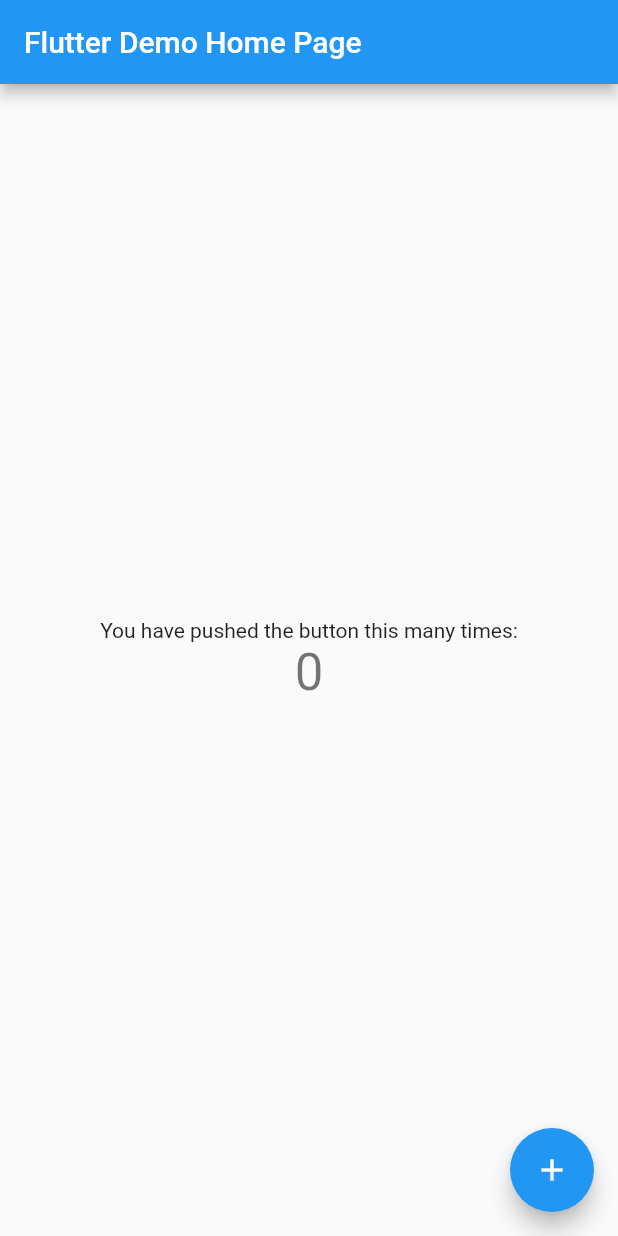
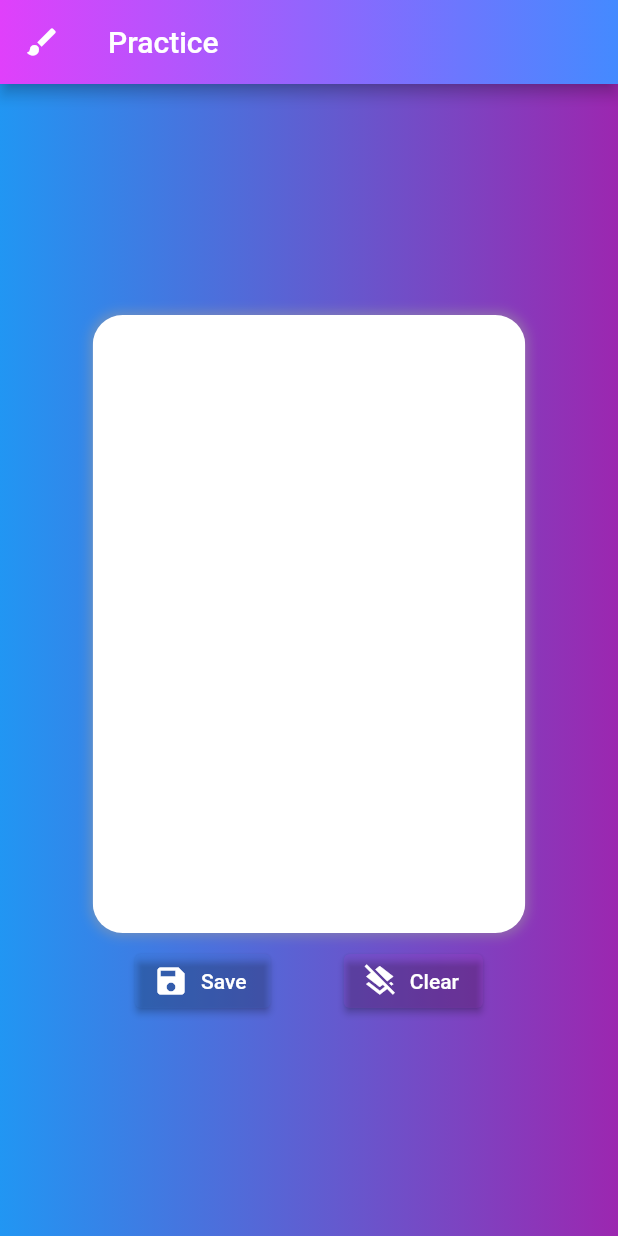
Before and after one commit to Yonas1926/Improve-My-Handwriting-MobileApplication, a Flutter app: the screen it shows after launch, on a phone screen of 412 x 824 dp. Run offline on Flutter 3.47's test engine with Material 2 defaults, Android fonts, the light colour scheme and no system bars.

Commit message:
phase one of the app

```diff
--- a/imporve_my_handwriting_app/lib/main.dart
+++ b/imporve_my_handwriting_app/lib/main.dart
@@ -1,4 +1,5 @@
 import 'package:flutter/material.dart';
+import 'package:imporve_my_handwriting_app/screens/Practice_page.dart';
 
 void main() {
   runApp(const MyApp());
@@ -7,109 +8,14 @@
 class MyApp extends StatelessWidget {
   const MyApp({Key? key}) : super(key: key);
 
-  // This widget is the root of your application.
+
+
   @override
   Widget build(BuildContext context) {
     return MaterialApp(
-      title: 'Flutter Demo',
-      theme: ThemeData(
-        // This is the theme of your application.
-        //
-        // Try running your application with "flutter run". You'll see the
-        // application has a blue toolbar. Then, without quitting the app, try
-        // changing the primarySwatch below to Colors.green and then invoke
-        // "hot reload" (press "r" in the console where you ran "flutter run",
-        // or simply save your changes to "hot reload" in a Flutter IDE).
-        // Notice that the counter didn't reset back to zero; the application
-        // is not restarted.
-        primarySwatch: Colors.blue,
-      ),
-      home: const MyHomePage(title: 'Flutter Demo Home Page'),
+      title: "Improve My Handwriting!",
+      debugShowCheckedModeBanner: false,
+      home: PracticePage(),
     );
   }
 }
-
-class MyHomePage extends StatefulWidget {
-  const MyHomePage({Key? key, required this.title}) : super(key: key);
-
-  // This widget is the home page of your application. It is stateful, meaning
-  // that it has a State object (defined below) that contains fields that affect
-  // how it looks.
-
-  // This class is the configuration for the state. It holds the values (in this
-  // case the title) provided by the parent (in this case the App widget) and
-  // used by the build method of the State. Fields in a Widget subclass are
-  // always marked "final".
-
-  final String title;
-
-  @override
-  State<MyHomePage> createState() => _MyHomePageState();
-}
-
-class _MyHomePageState extends State<MyHomePage> {
-  int _counter = 0;
-
-  void _incrementCounter() {
-    setState(() {
-      // This call to setState tells the Flutter framework that something has
-      // changed in this State, which causes it to rerun the build method below
-      // so that the display can reflect the updated values. If we changed
-      // _counter without calling setState(), then the build method would not be
-      // called again, and so nothing would appear to happen.
-      _counter++;
-    });
-  }
-
-  @override
-  Widget build(BuildContext context) {
-    // This method is rerun every time setState is called, for instance as done
-    // by the _incrementCounter method above.
-    //
-    // The Flutter framework has been optimized to make rerunning build methods
-    // fast, so that you can just rebuild anything that needs updating rather
-    // than having to individually change instances of widgets.
-    return Scaffold(
-      appBar: AppBar(
-        // Here we take the value from the MyHomePage object that was created by
-        // the App.build method, and use it to set our appbar title.
-        title: Text(widget.title),
-      ),
-      body: Center(
-        // Center is a layout widget. It takes a single child and positions it
-        // in the middle of the parent.
-        child: Column(
-          // Column is also a layout widget. It takes a list of children and
-          // arranges them vertically. By default, it sizes itself to fit its
-          // children horizontally, and tries to be as tall as its parent.
-          //
-          // Invoke "debug painting" (press "p" in the console, choose the
-          // "Toggle Debug Paint" action from the Flutter Inspector in Android
-          // Studio, or the "Toggle Debug Paint" command in Visual Studio Code)
-          // to see the wireframe for each widget.
-          //
-          // Column has various properties to control how it sizes itself and
-          // how it positions its children. Here we use mainAxisAlignment to
-          // center the children vertically; the main axis here is the vertical
-          // axis because Columns are vertical (the cross axis would be
-          // horizontal).
-          mainAxisAlignment: MainAxisAlignment.center,
-          children: <Widget>[
-            const Text(
-              'You have pushed the button this many times:',
-            ),
-            Text(
-              '$_counter',
-              style: Theme.of(context).textTheme.headline4,
-            ),
-          ],
-        ),
-      ),
-      floatingActionButton: FloatingActionButton(
-        onPressed: _incrementCounter,
-        tooltip: 'Increment',
-        child: const Icon(Icons.add),
-      ), // This trailing comma makes auto-formatting nicer for build methods.
-    );
-  }
-}
--- /dev/null
+++ b/imporve_my_handwriting_app/lib/screens/Practice_page.dart
@@ -0,0 +1,210 @@
+import 'dart:ui';
+import 'package:flutter/material.dart';
+
+class PracticePage extends StatefulWidget {
+  const PracticePage({Key? key}) : super(key: key);
+
+  @override
+  State<PracticePage> createState() => _PracticePageState();
+}
+
+class _PracticePageState extends State<PracticePage> {
+  List<Offset> points = [];
+
+  @override
+  Widget build(BuildContext context) {
+    final double screenHeight = MediaQuery.of(context).size.height;
+    final double screenWidth = MediaQuery.of(context).size.width;
+
+    return Scaffold(
+      appBar: AppBar(
+        backgroundColor: Colors.white,
+        title: Text("Practice"),
+        leading: Icon(Icons.brush),
+        flexibleSpace: Container(
+          decoration: BoxDecoration(
+            gradient: LinearGradient(colors: [
+              Colors.purpleAccent,
+              Colors.blueAccent,
+            ]),
+          ),
+        ),
+      ),
+      body: Stack(
+        children: <Widget>[
+          Container(
+            decoration: BoxDecoration(
+              gradient: LinearGradient(
+                colors: [
+                  Colors.blue,
+                  Colors.purple,
+                ],
+              ),
+            ),
+          ),
+          Center(
+            child: SingleChildScrollView(
+              child: Column(
+                crossAxisAlignment: CrossAxisAlignment.center,
+                mainAxisAlignment: MainAxisAlignment.center,
+                children: <Widget>[
+                  Padding(
+                    padding: const EdgeInsets.all(8.0),
+                    child: Container(
+                      width: screenWidth * 0.70, // Work out the Size
+                      height: screenHeight *
+                          0.50, // Work out the Height by subtracting the height of the appbar.
+                      decoration: BoxDecoration(
+                          borderRadius: BorderRadius.all(Radius.circular(20.0)),
+                          boxShadow: [
+                            BoxShadow(
+                              color: Colors.grey.withOpacity(0.5),
+                              blurRadius: 6.0,
+                              spreadRadius: 1.5,
+                            )
+                          ]),
+                      child: GestureDetector(
+                        onPanDown: (details) {
+                          this.setState(() {
+                            points.add(details.localPosition);
+                            // points.add(DrawingArea(
+                            //     point: details.localPosition,
+                            //     areaPaint: Paint()
+                            //       ..strokeCap = StrokeCap.round
+                            //       ..isAntiAlias = true
+                            //       ..color = selectedColor
+                            //       ..strokeWidth = strokeWidth));
+                          });
+                        },
+                        onPanUpdate: (details) {
+                          this.setState(() {
+                            points.add(details.localPosition);
+                            // points.add(DrawingArea(
+                            //     point: details.localPosition,
+                            //     areaPaint: Paint()
+                            //       ..strokeCap = StrokeCap.round
+                            //       ..isAntiAlias = true
+                            //       ..color = selectedColor
+                            //       ..strokeWidth = strokeWidth));
+                          });
+                        },
+                        onPanEnd: (details) {
+                          this.setState(() {
+                            points.add(Offset.zero);
+                          });
+                        },
+                        child: SizedBox.expand(
+                          child: ClipRRect(
+                            borderRadius:
+                                BorderRadius.all(Radius.circular(20.0)),
+                            child: CustomPaint(
+                                size: Size(
+                                    screenWidth * 0.70, screenHeight * 0.50),
+                                isComplex: true,
+                                willChange: true,
+                                painter: MyCustomPainter(points: points)),
+                          ),
+                        ),
+                      ),
+                    ),
+                  ),
+                  Container(
+                    width: screenWidth * 0.80,
+                    decoration: BoxDecoration(
+                        color: Colors.transparent,
+                        borderRadius: BorderRadius.all(Radius.circular(20.0))),
+                    child: Row(
+                      children: <Widget>[
+                        Spacer(),
+                        ElevatedButton.icon(
+                            label: Text("Save"),
+                            icon: Icon(
+                              Icons.save,
+                              //color: selectedColor,
+                            ),
+                            style: ElevatedButton.styleFrom(
+                              primary: Colors.blueAccent
+                                  .withOpacity(0.1), //background color
+                              onPrimary: Colors.white, //ripple color
+                            ),
+                            onPressed: () {
+                              //selectColor();
+                            }),
+
+                        // Expanded(
+                        //   child: Slider(
+                        //     min: 1.0,
+                        //     max: 5.0,
+                        //     label: "Stroke $strokeWidth",
+                        //     activeColor: selectedColor,
+                        //     value: strokeWidth,
+                        //     onChanged: (double value) {
+                        //       this.setState(() {
+                        //         strokeWidth = value;
+                        //       });
+                        //     },
+                        //   ),
+                        // ),
+                        Spacer(),
+                        ElevatedButton.icon(
+                            label: Text("Clear"),
+                            icon: Icon(
+                              Icons.layers_clear,
+                              // color: Colors.black,
+                            ),
+                            style: ElevatedButton.styleFrom(
+                              primary: Colors.purpleAccent
+                                  .withOpacity(0.1), //background color
+                              onPrimary: Colors.white, //ripple color
+                            ),
+                            onPressed: () {
+                              this.setState(() {
+                                points.clear();
+                              });
+                            }),
+                        Spacer(),
+                      ],
+                    ),
+                  )
+                ],
+              ),
+            ),
+          ),
+        ],
+      ),
+    );
+  }
+}
+
+class MyCustomPainter extends CustomPainter {
+  List<Offset> points;
+
+  MyCustomPainter({required this.points});
+
+  @override
+  void paint(Canvas canvas, Size size) {
+    Paint background = Paint()..color = Colors.white;
+    Rect rect = Rect.fromLTWH(0, 0, size.width, size.height);
+    canvas.drawRect(rect, background);
+    canvas.clipRect(rect);
+
+    Paint paint = Paint();
+    paint.color = Colors.black;
+    paint.isAntiAlias = true;
+    paint.strokeCap = StrokeCap.round;
+    paint.strokeWidth = 2.5;
+
+    for (int i = 0; i < points.length; i++) {
+      if (points[i] != Offset.zero && points[i + 1] != Offset.zero) {
+        canvas.drawLine(points[i], points[i + 1], paint);
+      } else if (points[i] != Offset.zero && points[i + 1] == Offset.zero) {
+        canvas.drawPoints(PointMode.points, [points[i]], paint);
+      }
+    }
+  }
+
+  @override
+  bool shouldRepaint(covariant CustomPainter oldDelegate) {
+    return true;
+  }
+}
```
Also changed, not shown: imporve_my_handwriting_app/lib/screens/Log_in.dart (added, +228 -0 lines), imporve_my_handwriting_app/lib/screens/home_page.dart (added, +77 -0 lines), imporve_my_handwriting_app/lib/screens/test_screen.dart (added), 1 other file.
